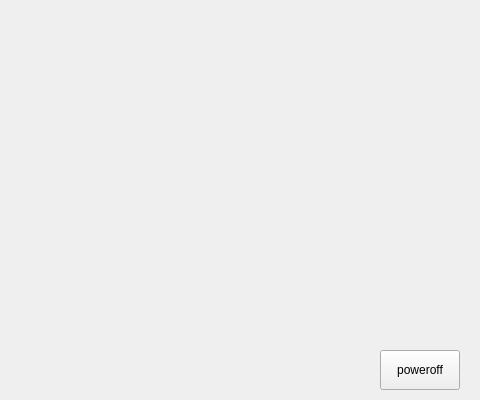
First picture: the form in categorypage/icinitialframe.ui, repository dongdong-2009/3-5AxisRobot, before the edit; both pictures show x 320 to 800 and y 0 to 400 of the 800 by 400 pixel window.
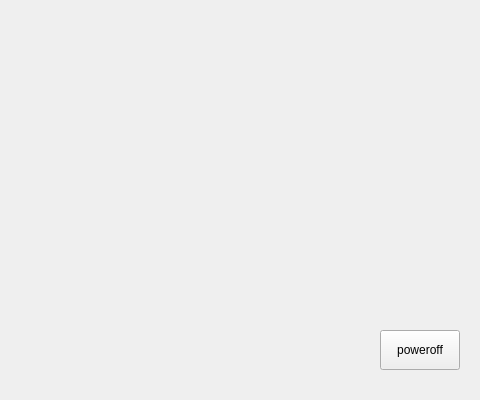
Second picture: the form after the edit.

```diff
--- a/categorypage/icinitialframe.ui
+++ b/categorypage/icinitialframe.ui
@@ -36,7 +36,7 @@
    <property name="geometry">
     <rect>
      <x>700</x>
-     <y>350</y>
+     <y>330</y>
      <width>80</width>
      <height>40</height>
     </rect>
```
